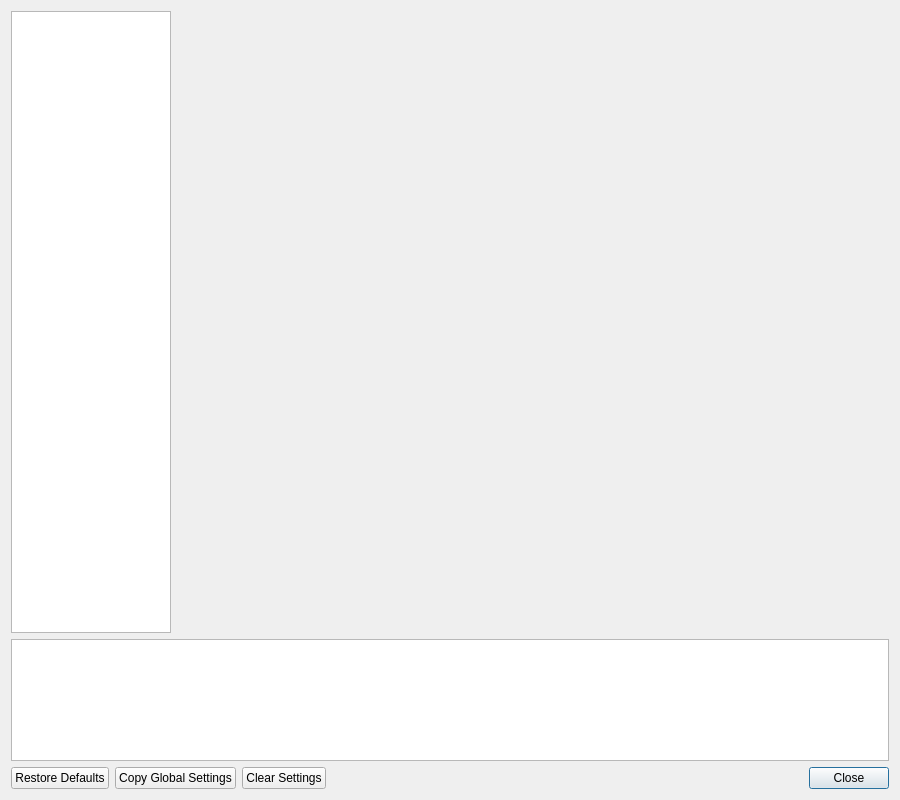
0vva0va/PCSX2_AriaEdition, file pcsx2-qt/Settings/SettingsWindow.ui: the form before one commit.
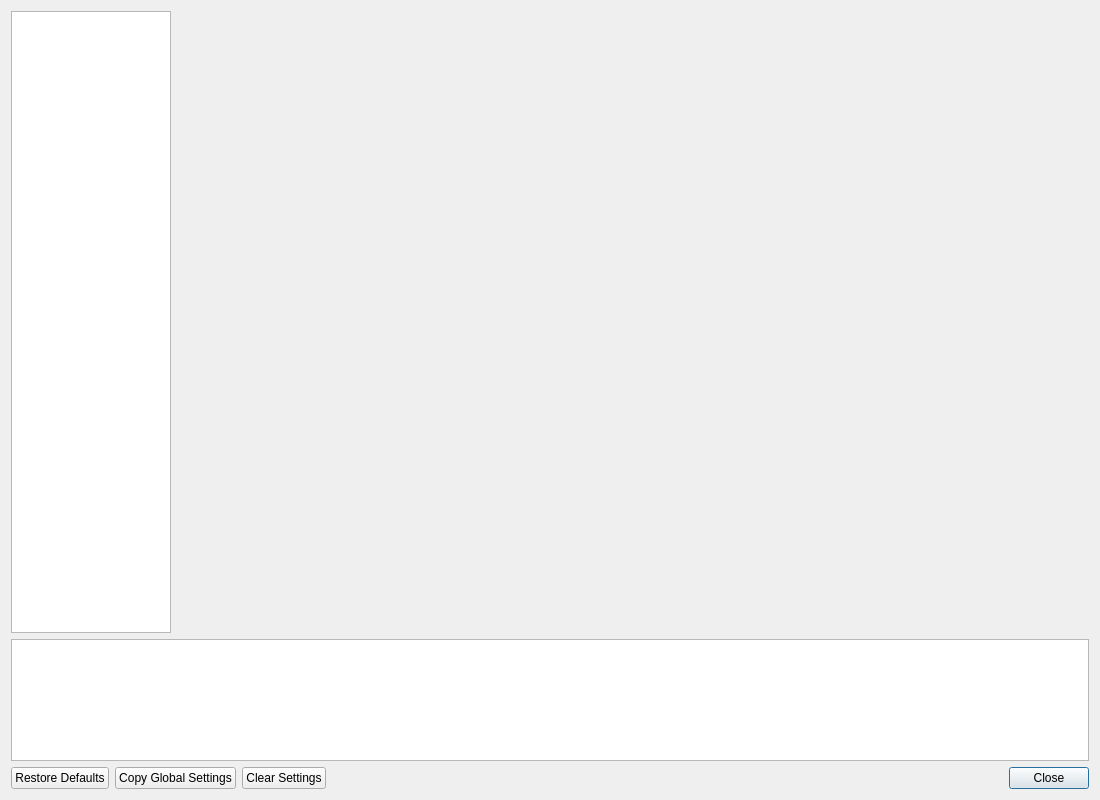
The form after the commit. Icons and pictures are not drawn.

```diff
--- a/pcsx2-qt/Settings/SettingsWindow.ui
+++ b/pcsx2-qt/Settings/SettingsWindow.ui
@@ -6,7 +6,7 @@
    <rect>
     <x>0</x>
     <y>0</y>
-    <width>900</width>
+    <width>1100</width>
     <height>800</height>
    </rect>
   </property>
```
